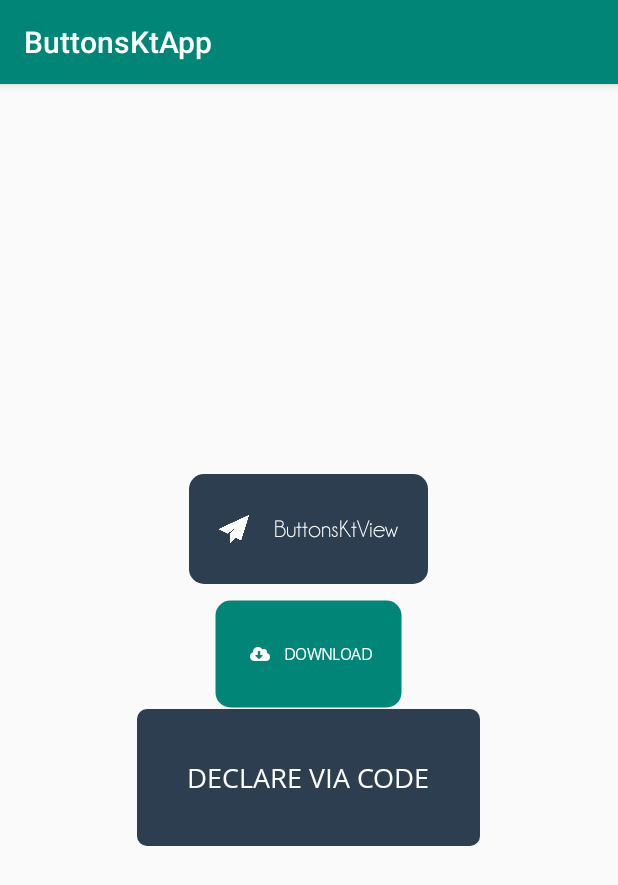
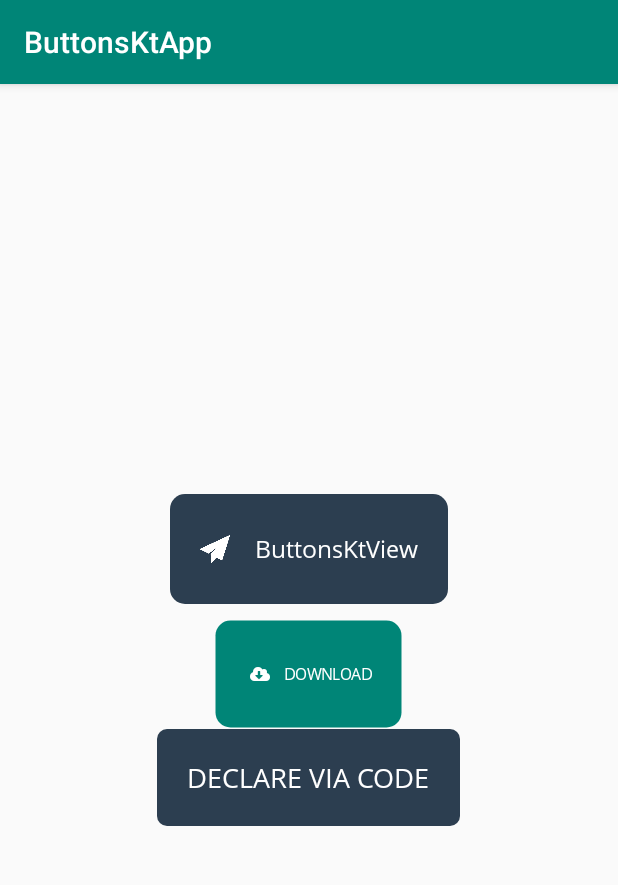
Before and after one commit to joshuadeguzman/ButtonsKt, an Android app: the screen it shows after launch (MainActivity), on a phone screen of 412 x 824 dp. Shown: the top 885 px of the screen. Run offline under Robolectric (Android 15) with nearby library versions, the phone set to English and light mode, and no system bars.

Commit message:
Update demo styles

```diff
--- a/app/src/main/java/io/jmdg/buttonsktapp/MainActivity.kt
+++ b/app/src/main/java/io/jmdg/buttonsktapp/MainActivity.kt
@@ -19,11 +19,7 @@ class MainActivity : AppCompatActivity() {
         val configuration = ButtonsKt(
                 text = "DECLARE VIA CODE",
                 textSize = 18f,
-                textStyle = BktTextStyle.BOLD,
-                radius = 30f,
-                padding = 50,
-                marginTop = 25,
-                textPosition = BktTextPosition.LEFT
+                textStyle = BktTextStyle.BOLD
         )
 
         // Create ButtonsKtView with the desired configuration instance
--- a/app/src/main/res/layout/activity_main.xml
+++ b/app/src/main/res/layout/activity_main.xml
@@ -13,7 +13,7 @@
         android:layout_width="wrap_content"
         android:layout_height="wrap_content"
         android:textAlignment="center"
-        app:bkt_defaultFont="champagne_regular"
+        app:bkt_defaultFont="opensans_regular"
         app:bkt_iconDrawable="@drawable/ic_sample"/>
 
     <io.jmdg.buttonskt.ButtonsKtView
```
